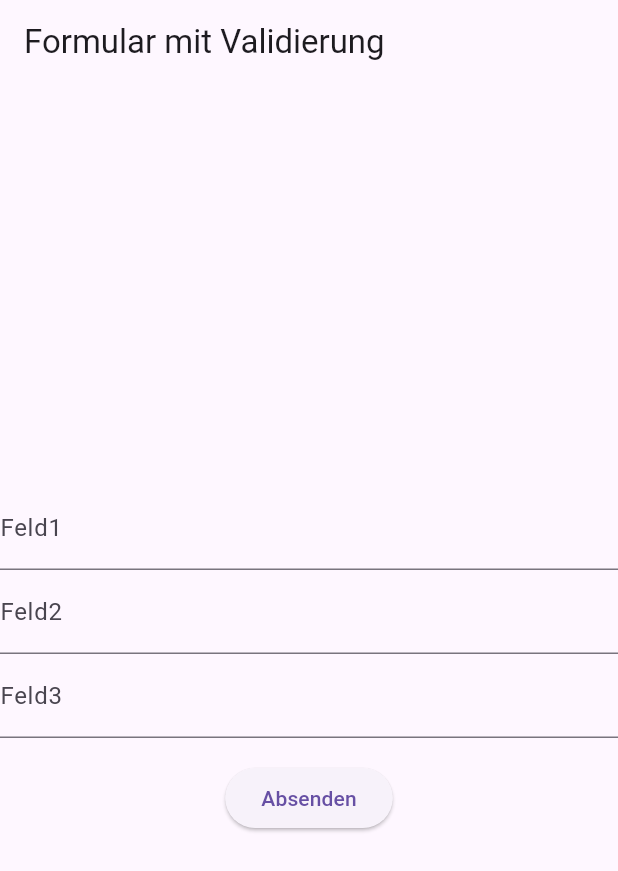
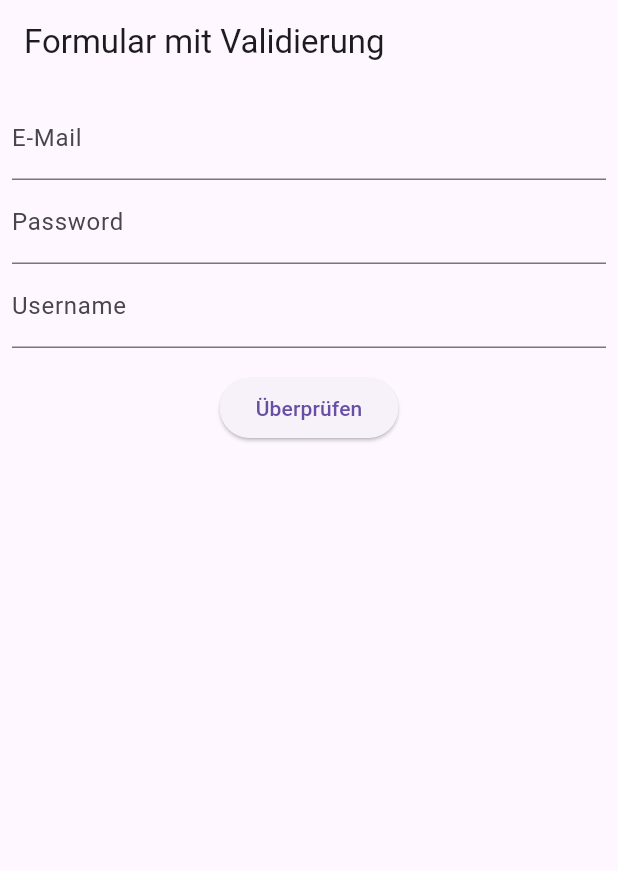
Before and after one commit to roydietrich73/validation, a Flutter app: the screen it shows after launch, on a phone screen of 412 x 824 dp. Shown: the top 871 px of the screen. Run offline on Flutter 3.47's test engine with Material 3 defaults, Android fonts, the phone set to English and light mode, and no system bars.

Commit message:
email password username

```diff
--- a/lib/main.dart
+++ b/lib/main.dart
@@ -1,4 +1,7 @@
 import 'package:flutter/material.dart';
+import 'package:validation/validierung/email_validation.dart';
+import 'package:validation/validierung/password_validation.dart';
+import 'package:validation/validierung/username_validation.dart';
 
 void main() {
   runApp( MyApp());
@@ -36,44 +39,41 @@ class _MyFormState extends State<MyForm> {
         body: Center(
           child: Form(
             key: key,
+            child: Padding(
+              padding: const EdgeInsets.all(8.0),
               child: Column(
-              mainAxisAlignment: MainAxisAlignment.center,
+                crossAxisAlignment: CrossAxisAlignment.center,
                 children: [
                   TextFormField(
+                   textAlign: TextAlign.center,
                    controller: controller1,
-                 decoration: const InputDecoration(labelText: 'Feld1'),
-                 validator: (value) => validateInput(value),
+                   decoration: const InputDecoration(labelText: 'E-Mail'),
+                   validator: validEmail,
                   ),
                   TextFormField(
+                    textAlign: TextAlign.center,
                     controller: controller2,
-                  decoration: const InputDecoration(labelText: 'Feld2'),
-                  validator: (value) => validateInput(value),
+                    decoration: const InputDecoration(labelText: 'Password'),
+                    validator: validPasswordLength,
                     ),
                   TextFormField(
+                    textAlign: TextAlign.center,
                     controller: controller3,
-                  decoration: const InputDecoration(labelText: 'Feld3'),
-                  validator: (value) => validateInput(value),
+                    decoration: const InputDecoration(labelText: 'Username'),
+                    validator: validUsername,
                     ),
                     const SizedBox(height: 16),
                     ElevatedButton(
                       onPressed:(){
                         if (key.currentState!.validate()) {}
                     },
-              child: const Text('Absenden'),
+                child: const Text('Überprüfen'),
                     ),
                 ],
               ),
             ),
+          ),
       )));
       }
-      bool isValidInput(String? input) {
-       return input != null && input.isNotEmpty;
+
     }
-       String? validateInput(String? input) {
-        if (isValidInput(input)) {
-          return null;
-        }else{
-          return 'dieses Feld ist erforderlich';
-        }
-       }
-    }
```
Also changed, not shown: lib/validierung/email_validation.dart (added, +17 -0 lines), lib/validierung/password_validation.dart (added, +18 -0 lines), lib/validierung/username_validation.dart (added, +23 -0 lines). Lines whose indentation alone changed are shown as unchanged.
